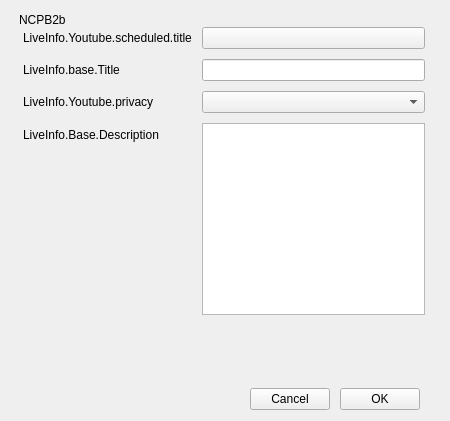
naver/prism-live-studio, file src/prism-live-studio/PRISMLiveStudio/prism-ui/PLSPlatformApi/ncb2b/PLSLiveInfoNCB2b.ui: the form before one commit.
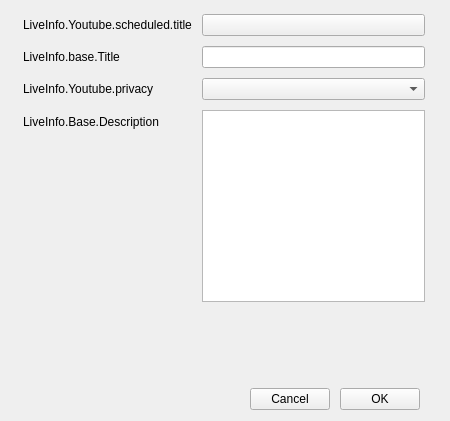
The form after the commit. Custom widgets are drawn as their Qt base class.

The edit to the form file:
```diff
--- a/src/prism-live-studio/PRISMLiveStudio/prism-ui/PLSPlatformApi/ncb2b/PLSLiveInfoNCB2b.ui
+++ b/src/prism-live-studio/PRISMLiveStudio/prism-ui/PLSPlatformApi/ncb2b/PLSLiveInfoNCB2b.ui
@@ -48,11 +48,7 @@
        <number>0</number>
       </property>
       <item>
-       <widget class="QLabel" name="titleLabel">
-        <property name="text">
-         <string>NCPB2b</string>
-        </property>
-       </widget>
+       <widget class="PLSLiveInfoDualWidget" name="dualWidget" native="true"/>
       </item>
       <item>
        <spacer name="horizontalSpacer">
@@ -271,6 +267,12 @@
    <extends>QTextEdit</extends>
    <header>PLSEdit.h</header>
   </customwidget>
+  <customwidget>
+   <class>PLSLiveInfoDualWidget</class>
+   <extends>QWidget</extends>
+   <header>PLSLiveInfoBase.h</header>
+   <container>1</container>
+  </customwidget>
  </customwidgets>
  <resources/>
  <connections/>
```
